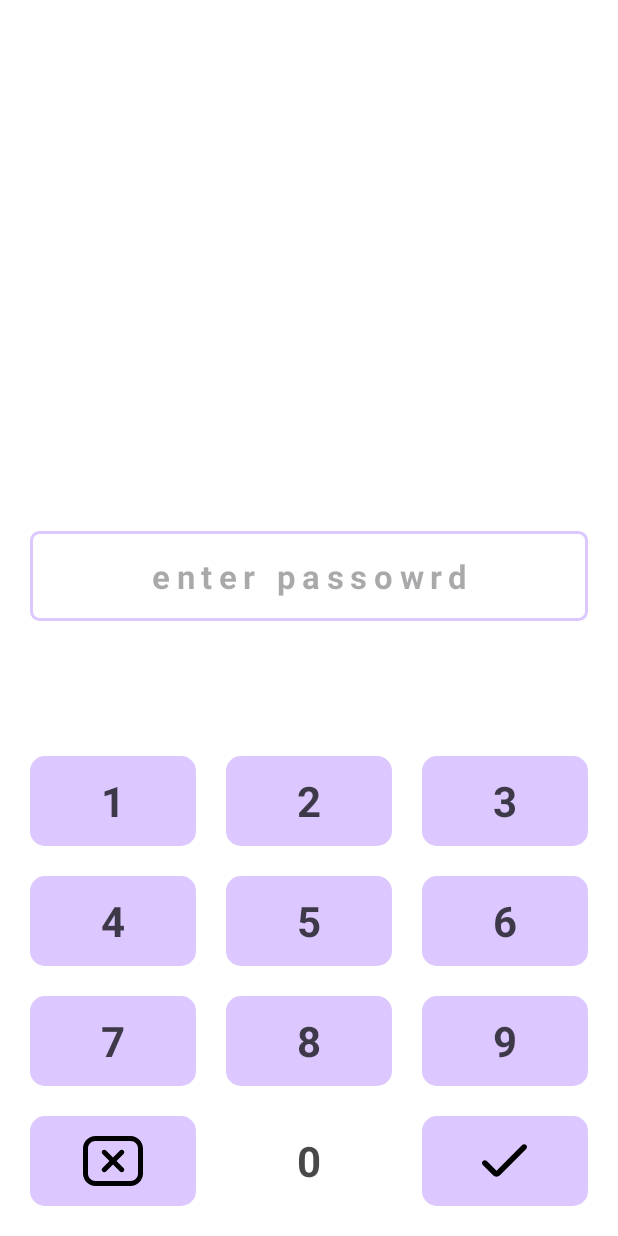
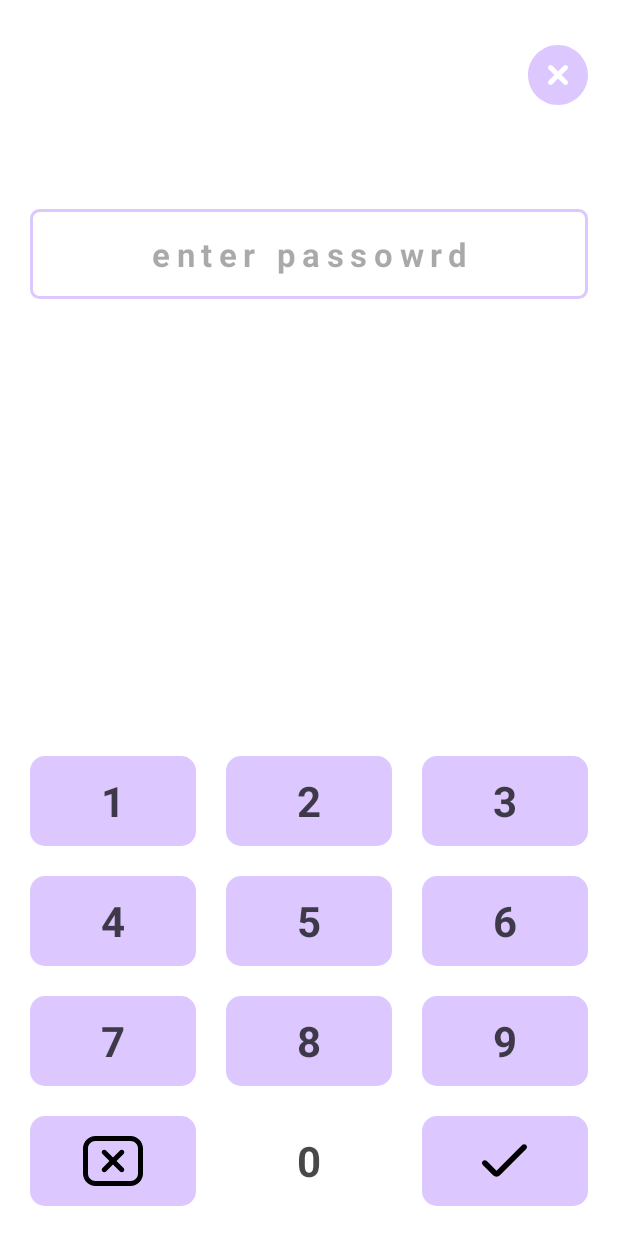
Before and after one commit to obidyhasan/App-Locker, an Android app: the layout activity_lock_screen.xml on its own in the app's theme, with its tools: preview values and no code run, on a phone screen of 412 x 824 dp. Run offline under Robolectric (Android 15) with nearby library versions, the phone set to English and light mode, and no system bars.

Commit message:
update lock screen

```diff
--- a/app/src/main/AndroidManifest.xml
+++ b/app/src/main/AndroidManifest.xml
@@ -2,6 +2,7 @@
 <manifest xmlns:android="http://schemas.android.com/apk/res/android"
     xmlns:tools="http://schemas.android.com/tools">
 
+    <uses-permission android:name="android.permission.KILL_BACKGROUND_PROCESSES" />
     <uses-permission
         android:name="android.permission.PACKAGE_USAGE_STATS"
         tools:ignore="ProtectedPermissions" />
--- a/app/src/main/java/com/designartisan/applocker/MainActivity.java
+++ b/app/src/main/java/com/designartisan/applocker/MainActivity.java
@@ -1,7 +1,10 @@
 package com.designartisan.applocker;
 
 import android.content.DialogInterface;
+import android.content.Intent;
+import android.os.Build;
 import android.os.Bundle;
+import android.provider.Settings;
 
 import androidx.activity.EdgeToEdge;
 import androidx.annotation.NonNull;
--- a/app/src/main/java/com/designartisan/applocker/SplashScreenActivity.java
+++ b/app/src/main/java/com/designartisan/applocker/SplashScreenActivity.java
@@ -51,7 +51,7 @@ public class SplashScreenActivity extends AppCompatActivity {
                 }
 
             }
-        },2000);
+        },1000);
     }
 
 
--- /dev/null
+++ b/app/src/main/res/drawable/circle_xmark.xml
@@ -0,0 +1,9 @@
+<vector xmlns:android="http://schemas.android.com/apk/res/android"
+    android:width="512dp"
+    android:height="512dp"
+    android:viewportWidth="24"
+    android:viewportHeight="24">
+  <path
+      android:fillColor="#FF000000"
+      android:pathData="m12,0C5.383,0 0,5.383 0,12s5.383,12 12,12 12,-5.383 12,-12S18.617,0 12,0ZM15.707,14.293c0.391,0.391 0.391,1.023 0,1.414 -0.195,0.195 -0.451,0.293 -0.707,0.293s-0.512,-0.098 -0.707,-0.293l-2.293,-2.293 -2.293,2.293c-0.195,0.195 -0.451,0.293 -0.707,0.293s-0.512,-0.098 -0.707,-0.293c-0.391,-0.391 -0.391,-1.023 0,-1.414l2.293,-2.293 -2.293,-2.293c-0.391,-0.391 -0.391,-1.023 0,-1.414s1.023,-0.391 1.414,0l2.293,2.293 2.293,-2.293c0.391,-0.391 1.023,-0.391 1.414,0s0.391,1.023 0,1.414l-2.293,2.293 2.293,2.293Z"/>
+</vector>
--- a/app/src/main/res/layout/activity_lock_screen.xml
+++ b/app/src/main/res/layout/activity_lock_screen.xml
@@ -1,16 +1,33 @@
 <?xml version="1.0" encoding="utf-8"?>
-<LinearLayout xmlns:android="http://schemas.android.com/apk/res/android"
+<RelativeLayout xmlns:android="http://schemas.android.com/apk/res/android"
     xmlns:app="http://schemas.android.com/apk/res-auto"
     xmlns:tools="http://schemas.android.com/tools"
     android:id="@+id/main"
     android:layout_width="match_parent"
     android:layout_height="match_parent"
-    tools:context=".LockScreenActivity"
     android:orientation="vertical"
-    android:background="@color/white"
-    android:gravity="bottom">
+    android:background="@color/white">
+
+    <RelativeLayout
+        android:id="@+id/top_layout"
+        android:layout_width="match_parent"
+        android:layout_height="100dp">
+
+        <ImageView
+            android:id="@+id/closeBtn"
+            android:layout_margin="20dp"
+            android:layout_centerVertical="true"
+            android:layout_alignParentEnd="true"
+            android:src="@drawable/circle_xmark"
+            android:layout_width="40dp"
+            android:layout_height="40dp"
+            app:tint="#DCC8FF" />
+
+
+    </RelativeLayout>
 
     <LinearLayout
+        android:layout_below="@+id/top_layout"
         android:layout_marginBottom="50dp"
         android:gravity="center_horizontal"
         android:orientation="vertical"
@@ -39,9 +56,9 @@
     </LinearLayout>
 
     <LinearLayout
+        android:layout_alignParentBottom="true"
         android:layout_margin="10dp"
         android:orientation="vertical"
-        android:gravity="bottom"
         android:layout_width="match_parent"
         android:layout_height="wrap_content">
 
@@ -312,4 +329,4 @@
 
     </LinearLayout>
 
-</LinearLayout>
+</RelativeLayout>
```
Also changed, not shown: app/src/main/java/com/designartisan/applocker/LockScreenActivity.java (deleted, +0 -33 lines), app/src/main/java/com/designartisan/applocker/service/AppLockService.java (+58 -88 lines).
